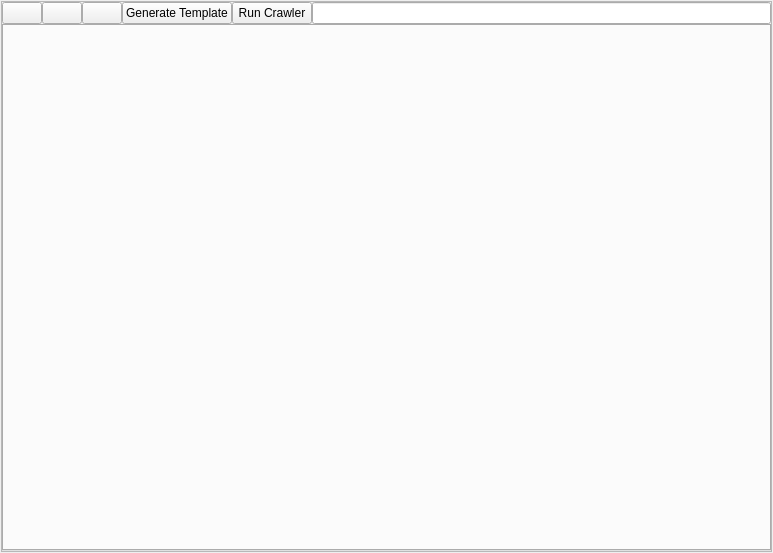
Above: crawley/web_browser/GUI/base.ui from jmg/crawley before the change. Below: the same form after it.
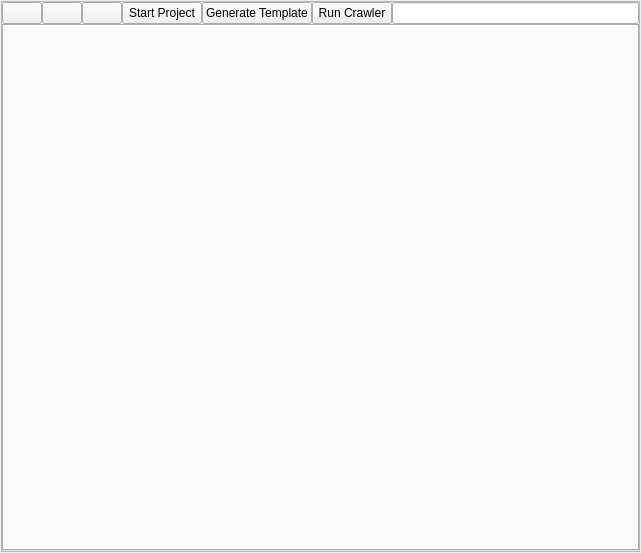
That is the form after the change.

What changed in the file:
```diff
--- a/crawley/web_browser/GUI/base.ui
+++ b/crawley/web_browser/GUI/base.ui
@@ -6,7 +6,7 @@
    <rect>
     <x>0</x>
     <y>0</y>
-    <width>773</width>
+    <width>641</width>
     <height>553</height>
    </rect>
   </property>
@@ -73,6 +73,13 @@
            </property>
           </widget>
          </item>
+         <item>
+          <widget class="QPushButton" name="bt_start">
+           <property name="text">
+            <string>Start Project</string>
+           </property>
+          </widget>
+         </item>
          <item>
           <widget class="QPushButton" name="bt_generate">
            <property name="text">
```
